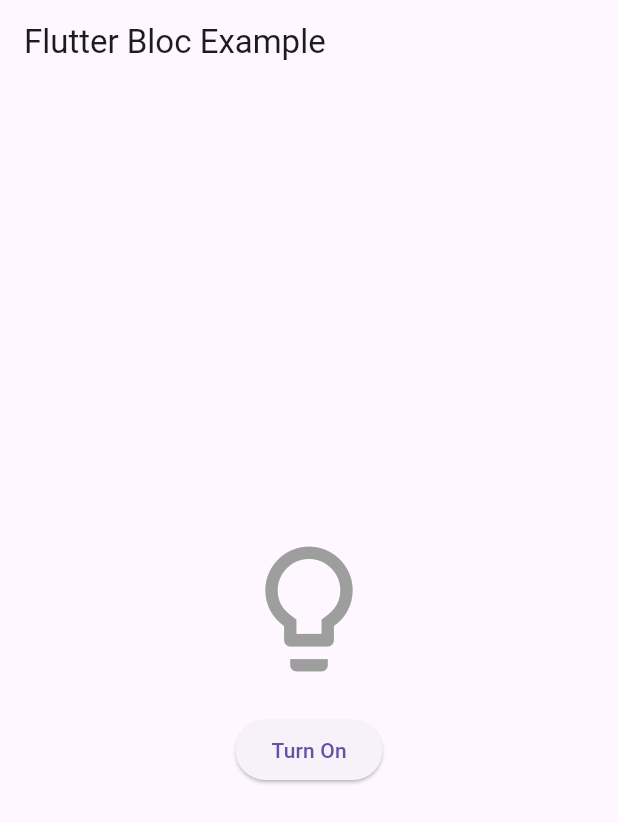
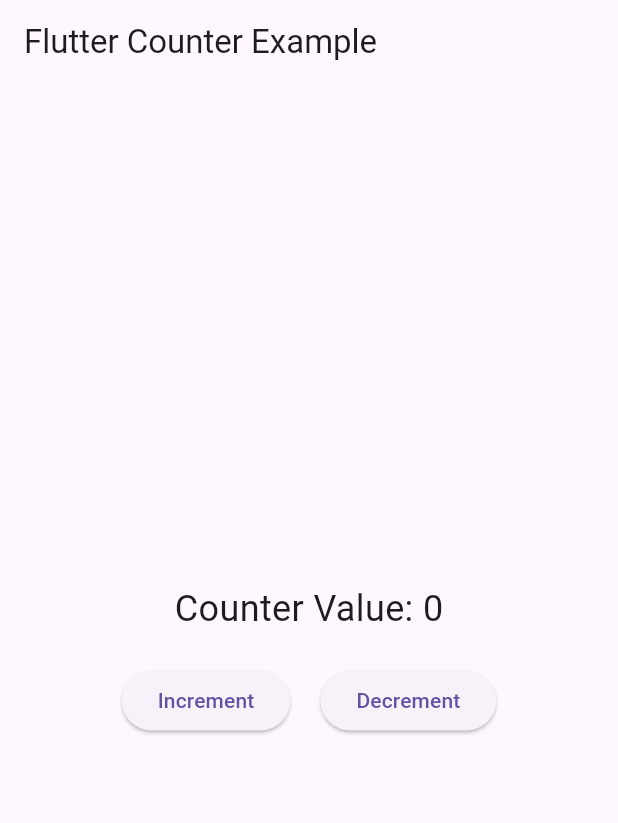
Before and after one commit to mo-adel-tronic/bloc_ex, a Flutter app: the screen it shows after launch, on a phone screen of 412 x 824 dp. Shown: the top 823 px of the screen. Run offline on Flutter 3.47's test engine with Material 3 defaults, Android fonts, the phone set to English and light mode, and no system bars; our stand-ins replace equatable, flutter_bloc.

Commit message:
init counter ex

```diff
--- /dev/null
+++ b/lib/counter_bloc.dart
@@ -0,0 +1,58 @@
+import 'package:equatable/equatable.dart';
+import 'package:flutter_bloc/flutter_bloc.dart';
+
+
+/// ********************** States
+abstract class CounterState extends Equatable {
+  const CounterState();
+
+  @override
+  List<Object> get props => [];
+}
+
+class CounterInitial extends CounterState {
+  final int counterValue;
+
+  const CounterInitial(this.counterValue);
+
+  @override
+  List<Object> get props => [counterValue];
+}
+
+class CounterValueChanged extends CounterState {
+  final int counterValue;
+
+  const CounterValueChanged(this.counterValue);
+
+  @override
+  List<Object> get props => [counterValue];
+}
+
+
+/// ***************************** Events
+abstract class CounterEvent extends Equatable {
+  const CounterEvent();
+
+  @override
+  List<Object> get props => [];
+}
+
+class IncrementCounter extends CounterEvent {}
+
+class DecrementCounter extends CounterEvent {}
+
+/// ************************* Bloc
+
+class CounterBloc extends Bloc<CounterEvent, CounterState> {
+  CounterBloc() : super(CounterInitial(0)) {
+    on<IncrementCounter>((event, emit) {
+      final newValue = (state as CounterInitial).counterValue + 1;
+      emit(CounterValueChanged(newValue));
+    });
+
+    on<DecrementCounter>((event, emit) {
+      final newValue = (state as CounterInitial).counterValue - 1;
+      emit(CounterValueChanged(newValue));
+    });
+  }
+}
--- a/lib/light_bloc.dart
+++ /dev/null
@@ -1,39 +0,0 @@
-// lib/light_bloc.dart
-
-import 'package:equatable/equatable.dart';
-import 'package:flutter_bloc/flutter_bloc.dart';
-
-// States
-abstract class LightState extends Equatable {
-  const LightState();
-
-  @override
-  List<Object> get props => [];
-}
-
-class LightOn extends LightState {}
-
-class LightOff extends LightState {}
-
-// Events
-abstract class LightEvent extends Equatable {
-  const LightEvent();
-
-  @override
-  List<Object> get props => [];
-}
-
-class ToggleLight extends LightEvent {}
-
-// Bloc
-class LightBloc extends Bloc<LightEvent, LightState> {
-  LightBloc() : super(LightOff()) {
-    on<ToggleLight>((event, emit) {
-      if (state is LightOff) {
-        emit(LightOn());
-      } else {
-        emit(LightOff());
-      }
-    });
-  }
-}
--- a/lib/main.dart
+++ b/lib/main.dart
@@ -1,6 +1,6 @@
 import 'package:flutter/material.dart';
 import 'package:flutter_bloc/flutter_bloc.dart';
-import 'light_bloc.dart';
+import 'counter_bloc.dart';
 
 void main() {
   runApp(MyApp());
@@ -10,35 +10,45 @@ class MyApp extends StatelessWidget {
   @override
   Widget build(BuildContext context) {
     return MaterialApp(
-      title: 'Flutter Bloc Example',
+      title: 'Flutter Counter Example',
       home: BlocProvider(
-        create: (context) => LightBloc(),
-        child: LightPage(),
+        create: (context) => CounterBloc(),
+        child: CounterPage(),
       ),
     );
   }
 }
 
-class LightPage extends StatelessWidget {
+class CounterPage extends StatelessWidget {
   @override
   Widget build(BuildContext context) {
     return Scaffold(
-      appBar: AppBar(title: Text('Flutter Bloc Example')),
+      appBar: AppBar(title: Text('Flutter Counter Example')),
       body: Center(
-        child: BlocBuilder<LightBloc, LightState>(
+        child: BlocBuilder<CounterBloc, CounterState>(
           builder: (context, state) {
+            int counterValue = state is CounterInitial ? state.counterValue : (state as CounterValueChanged).counterValue;
             return Column(
               mainAxisAlignment: MainAxisAlignment.center,
               children: [
-                Icon(
-                  state is LightOn ? Icons.lightbulb : Icons.lightbulb_outline,
-                  size: 100,
-                  color: state is LightOn ? Colors.yellow : Colors.grey,
+                Text(
+                  'Counter Value: $counterValue',
+                  style: TextStyle(fontSize: 24),
                 ),
                 SizedBox(height: 20),
-                ElevatedButton(
-                  onPressed: () => context.read<LightBloc>().add(ToggleLight()),
-                  child: Text(state is LightOn ? 'Turn Off' : 'Turn On'),
+                Row(
+                  mainAxisAlignment: MainAxisAlignment.center,
+                  children: [
+                    ElevatedButton(
+                      onPressed: () => context.read<CounterBloc>().add(IncrementCounter()),
+                      child: Text('Increment'),
+                    ),
+                    SizedBox(width: 20),
+                    ElevatedButton(
+                      onPressed: () => context.read<CounterBloc>().add(DecrementCounter()),
+                      child: Text('Decrement'),
+                    ),
+                  ],
                 ),
               ],
             );
```
